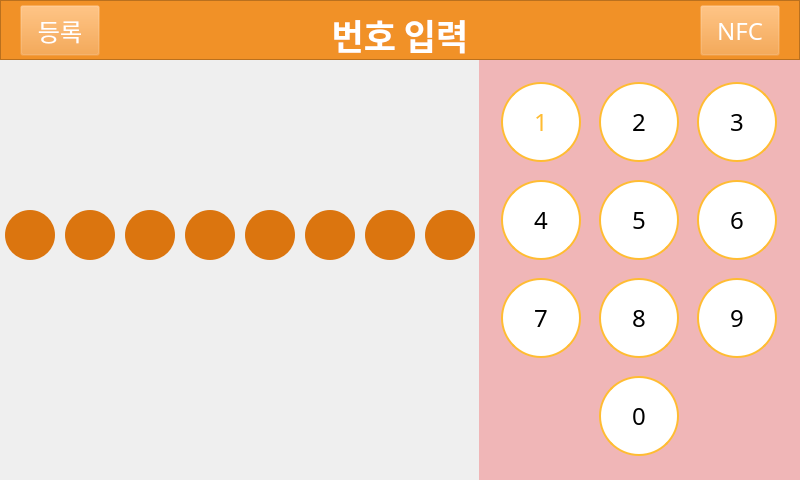
The window that PianoManager/ui_LogIn.ui (dotoleeoak/hun-piano) describes before a commit, drawn with Qt 5.
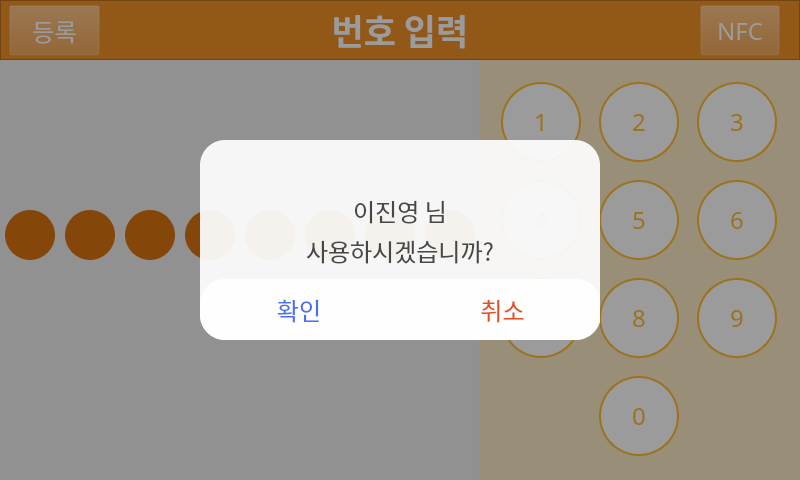
The same window after the commit. Icons and pictures are not drawn.

What changed in the file:
```diff
--- a/PianoManager/ui_LogIn.ui
+++ b/PianoManager/ui_LogIn.ui
@@ -1,7 +1,7 @@
 <?xml version="1.0" encoding="UTF-8"?>
 <ui version="4.0">
- <class>MainWindow</class>
- <widget class="QMainWindow" name="MainWindow">
+ <class>LogIn</class>
+ <widget class="QMainWindow" name="LogIn">
   <property name="enabled">
    <bool>true</bool>
   </property>
@@ -92,10 +92,10 @@
    <widget class="QLabel" name="MenuPageLabel">
     <property name="geometry">
      <rect>
-      <x>280</x>
+      <x>300</x>
       <y>0</y>
-      <width>240</width>
-      <height>70</height>
+      <width>200</width>
+      <height>60</height>
      </rect>
     </property>
     <property name="font">
@@ -116,9 +116,9 @@
    <widget class="QPushButton" name="ButtonRegister">
     <property name="geometry">
      <rect>
-      <x>20</x>
+      <x>9</x>
       <y>5</y>
-      <width>80</width>
+      <width>91</width>
       <height>51</height>
      </rect>
     </property>
@@ -132,7 +132,7 @@
     </property>
     <property name="icon">
      <iconset>
-      <normaloff>images/Document.png</normaloff>images/Document.png</iconset>
+      <normaloff>Images/Document.png</normaloff>Images/Document.png</iconset>
     </property>
     <property name="iconSize">
      <size>
@@ -166,7 +166,7 @@
     </property>
     <property name="icon">
      <iconset>
-      <normaloff>images/Phone.png</normaloff>images/Phone.png</iconset>
+      <normaloff>Images/Phone.png</normaloff>Images/Phone.png</iconset>
     </property>
     <property name="iconSize">
      <size>
@@ -184,75 +184,9 @@
       <height>421</height>
      </rect>
     </property>
-    <property name="palette">
-     <palette>
-      <active>
-       <colorrole role="Base">
-        <brush brushstyle="SolidPattern">
-         <color alpha="255">
-          <red>255</red>
-          <green>255</green>
-          <blue>255</blue>
-         </color>
-        </brush>
-       </colorrole>
-       <colorrole role="Window">
-        <brush brushstyle="SolidPattern">
-         <color alpha="255">
-          <red>240</red>
-          <green>182</green>
-          <blue>183</blue>
-         </color>
-        </brush>
-       </colorrole>
-      </active>
-      <inactive>
-       <colorrole role="Base">
-        <brush brushstyle="SolidPattern">
-         <color alpha="255">
-          <red>255</red>
-          <green>255</green>
-          <blue>255</blue>
-         </color>
-        </brush>
-       </colorrole>
-       <colorrole role="Window">
-        <brush brushstyle="SolidPattern">
-         <color alpha="255">
-          <red>240</red>
-          <green>182</green>
-          <blue>183</blue>
-         </color>
-        </brush>
-       </colorrole>
-      </inactive>
-      <disabled>
-       <colorrole role="Base">
-        <brush brushstyle="SolidPattern">
-         <color alpha="255">
-          <red>240</red>
-          <green>182</green>
-          <blue>183</blue>
-         </color>
-        </brush>
-       </colorrole>
-       <colorrole role="Window">
-        <brush brushstyle="SolidPattern">
-         <color alpha="255">
-          <red>240</red>
-          <green>182</green>
-          <blue>183</blue>
-         </color>
-        </brush>
-       </colorrole>
-      </disabled>
-     </palette>
-    </property>
-    <property name="autoFillBackground">
-     <bool>true</bool>
-    </property>
     <property name="styleSheet">
-     <string notr="true"/>
+     <string notr="true">background-color: rgb(251, 233, 197);
+color: rgb(251, 233, 197);</string>
     </property>
     <widget class="QWidget" name="gridLayoutWidget">
      <property name="geometry">
@@ -264,8 +198,8 @@
       </rect>
      </property>
      <layout class="QGridLayout" name="Keypad">
-      <item row="2" column="2">
-       <widget class="QPushButton" name="KeypadButton_9">
+      <item row="2" column="0">
+       <widget class="QPushButton" name="KeypadButton_7">
         <property name="maximumSize">
          <size>
           <width>80</width>
@@ -274,13 +208,15 @@
         </property>
         <property name="styleSheet">
          <string notr="true">border-radius: 40px;
+font: 48pt &quot;배달의민족 주아&quot;;
+color: rgb(255, 188, 50);
 background-color: rgb(255, 255, 255);
 border: 2px solid white;
 border-color: rgb(255, 188, 50);
 </string>
         </property>
         <property name="text">
-         <string>9</string>
+         <string>7</string>
         </property>
        </widget>
       </item>
@@ -294,6 +230,8 @@
         </property>
         <property name="styleSheet">
          <string notr="true">border-radius: 40px;
+font: 48pt &quot;배달의민족 주아&quot;;
+color: rgb(255, 188, 50);
 background-color: rgb(255, 255, 255);
 border: 2px solid white;
 border-color: rgb(255, 188, 50);
@@ -304,6 +242,72 @@
         </property>
        </widget>
       </item>
+      <item row="1" column="2">
+       <widget class="QPushButton" name="KeypadButton_6">
+        <property name="maximumSize">
+         <size>
+          <width>80</width>
+          <height>80</height>
+         </size>
+        </property>
+        <property name="styleSheet">
+         <string notr="true">border-radius: 40px;
+font: 48pt &quot;배달의민족 주아&quot;;
+color: rgb(255, 188, 50);
+background-color: rgb(255, 255, 255);
+border: 2px solid white;
+border-color: rgb(255, 188, 50);
+</string>
+        </property>
+        <property name="text">
+         <string>6</string>
+        </property>
+       </widget>
+      </item>
+      <item row="1" column="0">
+       <widget class="QPushButton" name="KeypadButton_4">
+        <property name="maximumSize">
+         <size>
+          <width>80</width>
+          <height>80</height>
+         </size>
+        </property>
+        <property name="styleSheet">
+         <string notr="true">border-radius: 40px;
+font: 48pt &quot;배달의민족 주아&quot;;
+color: rgb(255, 188, 50);
+background-color: rgb(255, 255, 255);
+border: 2px solid white;
+border-color: rgb(255, 188, 50);
+</string>
+        </property>
+        <property name="text">
+         <string>4</string>
+        </property>
+       </widget>
+      </item>
+      <item row="2" column="2">
+       <widget class="QPushButton" name="KeypadButton_9">
+        <property name="maximumSize">
+         <size>
+          <width>80</width>
+          <height>80</height>
+         </size>
+        </property>
+        <property name="styleSheet">
+         <string notr="true">border-radius: 40px;
+font: 48pt &quot;배달의민족 주아&quot;;
+color: rgb(255, 188, 50);
+background-color: rgb(255, 255, 255);
+border: 2px solid white;
+border-color: rgb(255, 188, 50);
+</string>
+        </property>
+        <property name="text">
+         <string>9</string>
+        </property>
+       </widget>
+      </item>
       <item row="0" column="0">
        <widget class="QPushButton" name="KeypadButton_1">
         <property name="maximumSize">
@@ -314,7 +318,7 @@
         </property>
         <property name="styleSheet">
          <string notr="true">border-radius: 40px;
-font: 75 72pt &quot;Adobe Arabic&quot;;
+font: 48pt &quot;배달의민족 주아&quot;;
 color: rgb(255, 188, 50);
 background-color: rgb(255, 255, 255);
 border: 2px solid white;
@@ -326,26 +330,6 @@
         </property>
        </widget>
       </item>
-      <item row="0" column="1">
-       <widget class="QPushButton" name="KeypadButton_2">
-        <property name="maximumSize">
-         <size>
-          <width>80</width>
-          <height>80</height>
-         </size>
-        </property>
-        <property name="styleSheet">
-         <string notr="true">border-radius: 40px;
-background-color: rgb(255, 255, 255);
-border: 2px solid white;
-border-color: rgb(255, 188, 50);
-</string>
-        </property>
-        <property name="text">
-         <string>2</string>
-        </property>
-       </widget>
-      </item>
       <item row="0" column="2">
        <widget class="QPushButton" name="KeypadButton_3">
         <property name="maximumSize">
@@ -356,6 +340,8 @@
         </property>
         <property name="styleSheet">
          <string notr="true">border-radius: 40px;
+font: 48pt &quot;배달의민족 주아&quot;;
+color: rgb(255, 188, 50);
 background-color: rgb(255, 255, 255);
 border: 2px solid white;
 border-color: rgb(255, 188, 50);
@@ -366,26 +352,6 @@
         </property>
        </widget>
       </item>
-      <item row="1" column="0">
-       <widget class="QPushButton" name="KeypadButton_4">
-        <property name="maximumSize">
-         <size>
-          <width>80</width>
-          <height>80</height>
-         </size>
-        </property>
-        <property name="styleSheet">
-         <string notr="true">border-radius: 40px;
-background-color: rgb(255, 255, 255);
-border: 2px solid white;
-border-color: rgb(255, 188, 50);
-</string>
-        </property>
-        <property name="text">
-         <string>4</string>
-        </property>
-       </widget>
-      </item>
       <item row="1" column="1">
        <widget class="QPushButton" name="KeypadButton_5">
         <property name="maximumSize">
@@ -396,6 +362,8 @@
         </property>
         <property name="styleSheet">
          <string notr="true">border-radius: 40px;
+font: 48pt &quot;배달의민족 주아&quot;;
+color: rgb(255, 188, 50);
 background-color: rgb(255, 255, 255);
 border: 2px solid white;
 border-color: rgb(255, 188, 50);
@@ -406,8 +374,8 @@
         </property>
        </widget>
       </item>
-      <item row="2" column="0">
-       <widget class="QPushButton" name="KeypadButton_7">
+      <item row="0" column="1">
+       <widget class="QPushButton" name="KeypadButton_2">
         <property name="maximumSize">
          <size>
           <width>80</width>
@@ -416,33 +384,15 @@
         </property>
         <property name="styleSheet">
          <string notr="true">border-radius: 40px;
+font: 48pt &quot;배달의민족 주아&quot;;
+color: rgb(255, 188, 50);
 background-color: rgb(255, 255, 255);
 border: 2px solid white;
 border-color: rgb(255, 188, 50);
 </string>
         </property>
         <property name="text">
-         <string>7</string>
-        </property>
-       </widget>
-      </item>
-      <item row="1" column="2">
-       <widget class="QPushButton" name="KeypadButton_6">
-        <property name="maximumSize">
-         <size>
-          <width>80</width>
-          <height>80</height>
-         </size>
-        </property>
-        <property name="styleSheet">
-         <string notr="true">border-radius: 40px;
-background-color: rgb(255, 255, 255);
-border: 2px solid white;
-border-color: rgb(255, 188, 50);
-</string>
-        </property>
-        <property name="text">
-         <string>6</string>
+         <string>2</string>
         </property>
        </widget>
       </item>
@@ -456,6 +406,8 @@
         </property>
         <property name="styleSheet">
          <string notr="true">border-radius: 40px;
+font: 48pt &quot;배달의민족 주아&quot;;
+color: rgb(255, 188, 50);
 background-color: rgb(255, 255, 255);
 border: 2px solid white;
 border-color: rgb(255, 188, 50);
@@ -613,6 +565,184 @@
      <string/>
     </property>
    </widget>
+   <widget class="QWidget" name="DialogueShadow" native="true">
+    <property name="enabled">
+     <bool>true</bool>
+    </property>
+    <property name="geometry">
+     <rect>
+      <x>0</x>
+      <y>0</y>
+      <width>800</width>
+      <height>480</height>
+     </rect>
+    </property>
+    <property name="palette">
+     <palette>
+      <active>
+       <colorrole role="Base">
+        <brush brushstyle="SolidPattern">
+         <color alpha="255">
+          <red>255</red>
+          <green>255</green>
+          <blue>255</blue>
+         </color>
+        </brush>
+       </colorrole>
+       <colorrole role="Window">
+        <brush brushstyle="SolidPattern">
+         <color alpha="100">
+          <red>0</red>
+          <green>0</green>
+          <blue>0</blue>
+         </color>
+        </brush>
+       </colorrole>
+      </active>
+      <inactive>
+       <colorrole role="Base">
+        <brush brushstyle="SolidPattern">
+         <color alpha="255">
+          <red>255</red>
+          <green>255</green>
+          <blue>255</blue>
+         </color>
+        </brush>
+       </colorrole>
+       <colorrole role="Window">
+        <brush brushstyle="SolidPattern">
+         <color alpha="100">
+          <red>0</red>
+          <green>0</green>
+          <blue>0</blue>
+         </color>
+        </brush>
+       </colorrole>
+      </inactive>
+      <disabled>
+       <colorrole role="Base">
+        <brush brushstyle="SolidPattern">
+         <color alpha="100">
+          <red>0</red>
+          <green>0</green>
+          <blue>0</blue>
+         </color>
+        </brush>
+       </colorrole>
+       <colorrole role="Window">
+        <brush brushstyle="SolidPattern">
+         <color alpha="100">
+          <red>0</red>
+          <green>0</green>
+          <blue>0</blue>
+         </color>
+        </brush>
+       </colorrole>
+      </disabled>
+     </palette>
+    </property>
+    <property name="autoFillBackground">
+     <bool>true</bool>
+    </property>
+    <property name="styleSheet">
+     <string notr="true"/>
+    </property>
+    <widget class="QWidget" name="DialogueCheck" native="true">
+     <property name="geometry">
+      <rect>
+       <x>200</x>
+       <y>140</y>
+       <width>400</width>
+       <height>200</height>
+      </rect>
+     </property>
+     <property name="autoFillBackground">
+      <bool>false</bool>
+     </property>
+     <property name="styleSheet">
+      <string notr="true">background-color: rgb(255, 255, 255, 235);
+border-radius: 25px;</string>
+     </property>
+     <widget class="QLabel" name="DLabelName">
+      <property name="geometry">
+       <rect>
+        <x>0</x>
+        <y>50</y>
+        <width>400</width>
+        <height>41</height>
+       </rect>
+      </property>
+      <property name="styleSheet">
+       <string notr="true">font: 24pt &quot;배달의민족 주아&quot;;
+background-color: rgb(255, 255, 255, 0);
+color: rgb(71, 71, 71);</string>
+      </property>
+      <property name="text">
+       <string>이진영 님</string>
+      </property>
+      <property name="alignment">
+       <set>Qt::AlignCenter</set>
+      </property>
+     </widget>
+     <widget class="QLabel" name="DLabelQ">
+      <property name="geometry">
+       <rect>
+        <x>0</x>
+        <y>90</y>
+        <width>400</width>
+        <height>41</height>
+       </rect>
+      </property>
+      <property name="styleSheet">
+       <string notr="true">font: 18pt &quot;배달의민족 주아&quot;;
+background-color: rgb(255, 255, 255, 0);
+color: rgb(71, 71, 71);</string>
+      </property>
+      <property name="text">
+       <string>사용하시겠습니까?</string>
+      </property>
+      <property name="alignment">
+       <set>Qt::AlignCenter</set>
+      </property>
+     </widget>
+     <widget class="QWidget" name="horizontalLayoutWidget">
+      <property name="geometry">
+       <rect>
+        <x>0</x>
+        <y>139</y>
+        <width>401</width>
+        <height>61</height>
+       </rect>
+      </property>
+      <layout class="QHBoxLayout" name="horizontalLayout">
+       <item>
+        <widget class="QPushButton" name="DButtonYes">
+         <property name="styleSheet">
+          <string notr="true">font: 18pt &quot;배달의민족 주아&quot;;
+color: rgb(72, 112, 242);
+background-color: rgb(255, 255, 255, 0);</string>
+         </property>
+         <property name="text">
+          <string>확인</string>
+         </property>
+        </widget>
+       </item>
+       <item>
+        <widget class="QPushButton" name="DButtonNo">
+         <property name="styleSheet">
+          <string notr="true">font: 18pt &quot;배달의민족 주아&quot;;
+color: rgb(232, 77, 33);
+background-color: rgb(255, 255, 255, 0);</string>
+         </property>
+         <property name="text">
+          <string>취소</string>
+         </property>
+        </widget>
+       </item>
+      </layout>
+     </widget>
+    </widget>
+   </widget>
   </widget>
   <action name="actionSignUp">
    <property name="text">
```
